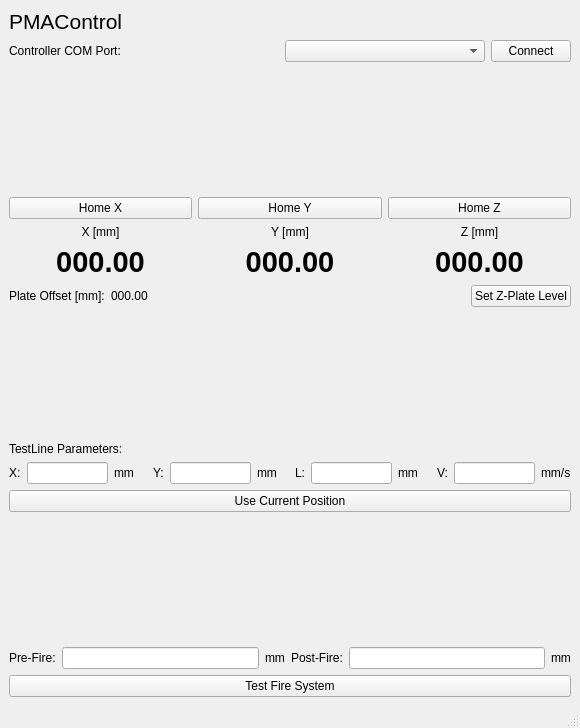
Qt form PMAControlUI.ui (TKAles/PMAControl) before a commit.
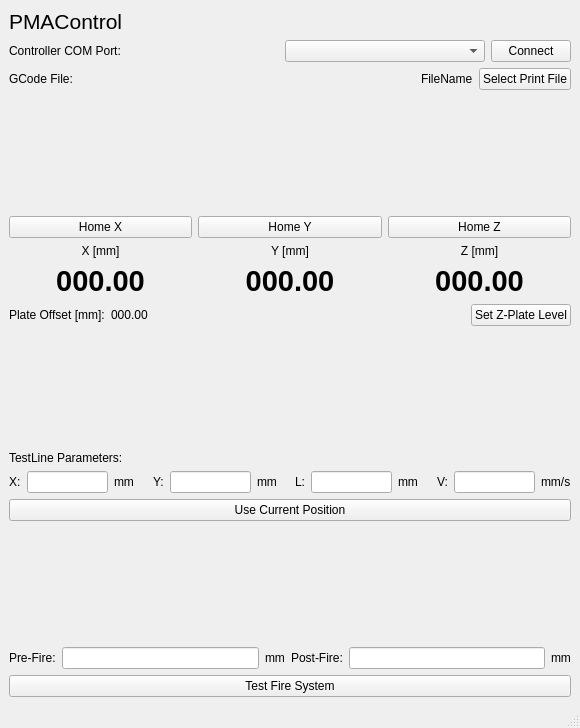
The same form after that commit.

Commit message: Added file selection view

The edit to the form file:
```diff
--- a/PMAControlUI.ui
+++ b/PMAControlUI.ui
@@ -76,6 +76,44 @@
         </item>
        </layout>
       </item>
+      <item>
+       <layout class="QHBoxLayout" name="horizontalLayout_2">
+        <item>
+         <widget class="QLabel" name="label_6">
+          <property name="text">
+           <string>GCode File:</string>
+          </property>
+         </widget>
+        </item>
+        <item>
+         <spacer name="horizontalSpacer_6">
+          <property name="orientation">
+           <enum>Qt::Horizontal</enum>
+          </property>
+          <property name="sizeHint" stdset="0">
+           <size>
+            <width>40</width>
+            <height>20</height>
+           </size>
+          </property>
+         </spacer>
+        </item>
+        <item>
+         <widget class="QLabel" name="label_18">
+          <property name="text">
+           <string>FileName</string>
+          </property>
+         </widget>
+        </item>
+        <item>
+         <widget class="QPushButton" name="pushButton">
+          <property name="text">
+           <string>Select Print File</string>
+          </property>
+         </widget>
+        </item>
+       </layout>
+      </item>
       <item>
        <spacer name="verticalSpacer_2">
         <property name="orientation">
```
